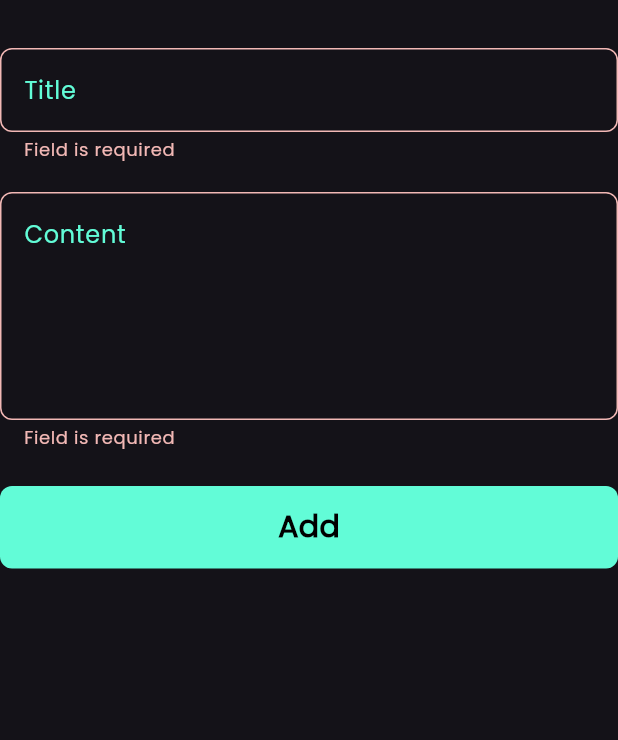
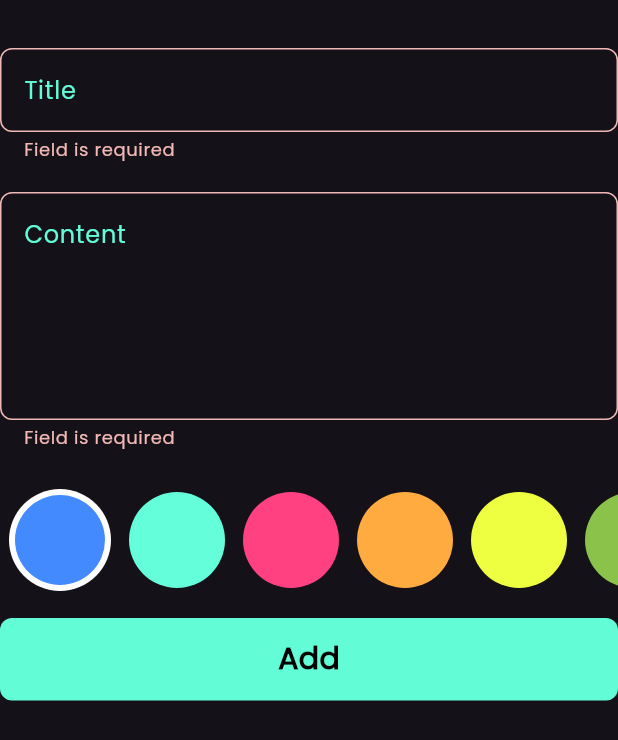
Before and after one commit to HossamAhmed954074/notes_app, a Flutter app: the AddNotesForm widget shown alone on an empty page, opened directly, after a tap on "Add", on a phone screen of 412 x 824 dp. Shown: the top 740 px of the screen. Run offline on Flutter 3.47's test engine with Material 3 defaults, Android fonts, the phone set to English and light mode, and no system bars; our stand-ins replace bloc, flutter_bloc, flutter_swipe_action_cell, font_awesome_flutter, hive, hive_flutter; accounts and stored records are empty.

Commit message:
add color to note item and fix the delete swap

```diff
--- a/lib/cubits/add_note_cubit/add_note_cubit.dart
+++ b/lib/cubits/add_note_cubit/add_note_cubit.dart
@@ -1,4 +1,5 @@
 import 'package:bloc/bloc.dart';
+import 'package:flutter/material.dart';
 import 'package:hive_flutter/adapters.dart';
 import 'package:meta/meta.dart';
 import 'package:notes_app/constants.dart';
@@ -8,18 +9,16 @@ part 'add_note_state.dart';
 
 class AddNoteCubit extends Cubit<AddNoteState> {
   AddNoteCubit() : super(AddNoteInitial());
-
+  Color color =  Colors.blueAccent;
   addNote(NoteModel noteModel) async {
-
+    noteModel.color = color.toARGB32();
     emit(AddNoteLoading());
     try {
       var noteBox = Hive.box<NoteModel>(KNotesBox);
       await noteBox.add(noteModel);
       emit(AddNoteSuccess());
-
     } catch (e) {
-
-     emit(AddNoteFailure(e.toString()));
+      emit(AddNoteFailure(e.toString()));
     }
   }
 }
--- a/lib/models/note_model.dart
+++ b/lib/models/note_model.dart
@@ -9,12 +9,12 @@ class NoteModel extends HiveObject {
   @HiveField(2)
   final String date;
   @HiveField(3)
-  final double color;
+   int? color;
 
   NoteModel({
     required this.title,
     required this.content,
     required this.date,
-    required this.color,
+     this.color,
   });
 }
--- a/lib/widgets/add_note_form.dart
+++ b/lib/widgets/add_note_form.dart
@@ -19,7 +19,6 @@ class _AddNotesFormState extends State<AddNotesForm> {
   AutovalidateMode autoValidateMode = AutovalidateMode.disabled;
   String? title, content;
 
-
   @override
   Widget build(BuildContext context) {
     return Form(
@@ -35,22 +34,29 @@ class _AddNotesFormState extends State<AddNotesForm> {
             maxLine: 5,
             onSaved: (val) => content = val,
           ),
+
           SizedBox(height: 24),
+          ColorsListView(),
+          SizedBox(height: 16),
           BlocBuilder<AddNoteCubit, AddNoteState>(
             builder: (context, state) {
               return CustomButton(
-                isLoading: state is AddNoteLoading ? true: false,
+                isLoading: state is AddNoteLoading ? true : false,
                 text: 'Add',
                 onTap: () {
                   if (globalKey.currentState!.validate()) {
                     globalKey.currentState!.save();
                     var currentDate = DateTime.now();
-                    var formatedCurrentDate = DateFormat('dd-mm-yyyy').format(currentDate);
-                    var noteModel = NoteModel(title: title!, content: content!, date: formatedCurrentDate, color: Colors.cyan.r);
-                    BlocProvider.of<AddNoteCubit>(context).addNote(
-                        noteModel
+                    var formatedCurrentDate = DateFormat(
+                      'dd-mm-yyyy',
+                    ).format(currentDate);
+                    var noteModel = NoteModel(
+                      title: title!,
+                      content: content!,
+                      date: formatedCurrentDate,
+
                     );
-
+                    BlocProvider.of<AddNoteCubit>(context).addNote(noteModel);
                   } else {
                     autoValidateMode = AutovalidateMode.always;
                     setState(() {});
@@ -65,3 +71,69 @@ class _AddNotesFormState extends State<AddNotesForm> {
     );
   }
 }
+
+class ColorItem extends StatelessWidget {
+  const ColorItem({super.key, required this.color, required this.isActive});
+  final Color color;
+  // Function(Color color) onTap;
+
+  final bool isActive;
+
+  @override
+  Widget build(BuildContext context) {
+    return isActive
+        ? CircleAvatar(
+          radius: 34,
+          backgroundColor: Colors.white,
+          child: CircleAvatar(radius: 30, backgroundColor: color),
+        )
+        : CircleAvatar(radius: 32, backgroundColor: color);
+  }
+}
+
+class ColorsListView extends StatefulWidget {
+  const ColorsListView({super.key});
+
+  @override
+  State<ColorsListView> createState() => _ColorsListViewState();
+}
+
+class _ColorsListViewState extends State<ColorsListView> {
+  int itemIndex = 0;
+  List<Color> colorList = [
+    Colors.blueAccent,
+    Colors.tealAccent,
+    Colors.pinkAccent,
+    Colors.orangeAccent,
+    Colors.limeAccent,
+    Colors.lightGreen,
+    Colors.deepPurple,
+    Colors.amber,
+  ];
+  @override
+  Widget build(BuildContext context) {
+    return SizedBox(
+      height: 36 * 2,
+      child: ListView.builder(
+        itemCount: colorList.length,
+        scrollDirection: Axis.horizontal,
+        itemBuilder:
+            (context, index) => Padding(
+              padding: const EdgeInsets.symmetric(horizontal: 6.0),
+              child: GestureDetector(
+                onTap: () {
+                  itemIndex = index;
+                  BlocProvider.of<AddNoteCubit>(context).color =
+                      colorList[index];
+                  setState(() {});
+                },
+                child: ColorItem(
+                  color: colorList[index],
+                  isActive: itemIndex == index,
+                ),
+              ),
+            ),
+      ),
+    );
+  }
+}
--- a/lib/widgets/custom_note_item.dart
+++ b/lib/widgets/custom_note_item.dart
@@ -24,7 +24,7 @@ class NoteItem extends StatelessWidget {
         margin: EdgeInsets.only(bottom: 8),
         padding: EdgeInsets.only(top: 24, bottom: 24, left: 16),
         decoration: BoxDecoration(
-          color: const Color(0xffFFCC80),
+          color: Color(noteItem.color!),
           borderRadius: BorderRadius.circular(16),
         ),
         child: Column(
--- a/lib/widgets/edit_view_body.dart
+++ b/lib/widgets/edit_view_body.dart
@@ -1,6 +1,5 @@
 import 'package:flutter/material.dart';
 import 'package:flutter_bloc/flutter_bloc.dart';
-import 'package:notes_app/cubits/add_note_cubit/add_note_cubit.dart';
 import 'package:notes_app/cubits/git_notes_cubit/notes_cubit.dart';
 import 'package:notes_app/models/note_model.dart';
 import 'package:notes_app/widgets/custom_app_bar.dart';
--- a/lib/widgets/notes_list_view.dart
+++ b/lib/widgets/notes_list_view.dart
@@ -23,20 +23,25 @@ class NotesListView extends StatelessWidget {
             itemBuilder: (context, index) {
               return Padding(
                 padding: const EdgeInsets.symmetric(vertical: 4.0),
+                //todo: this secthion to delete note item
                 child: SwipeActionCell(
                   key: ObjectKey(list[index]),
                   trailingActions: <SwipeAction>[
                     SwipeAction(
-
+                      backgroundRadius: 16,
+                      widthSpace: 60,
                       performsFirstActionWithFullSwipe: true,
                       title: "delete",
-                          onTap: (CompletionHandler handler)  {
+                      icon: Icon(Icons.delete),
+                      onTap: (CompletionHandler handler) {
                         list[index].delete();
                         BlocProvider.of<NotesCubit>(context).fetchAllNotes();
                       },
-                          color: Colors.red),
+                      color: Colors.red,
+                    ),
                   ],
-                child: NoteItem(noteItem: list[index])),
+                  child: NoteItem(noteItem: list[index]),
+                ),
               );
             },
           ),
```
Also changed, not shown: lib/models/note_model.g.dart. Lines whose indentation alone changed are shown as unchanged.
